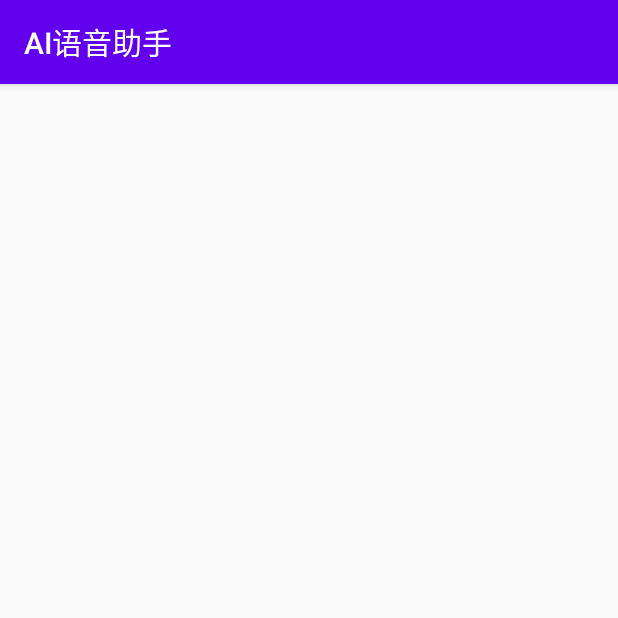
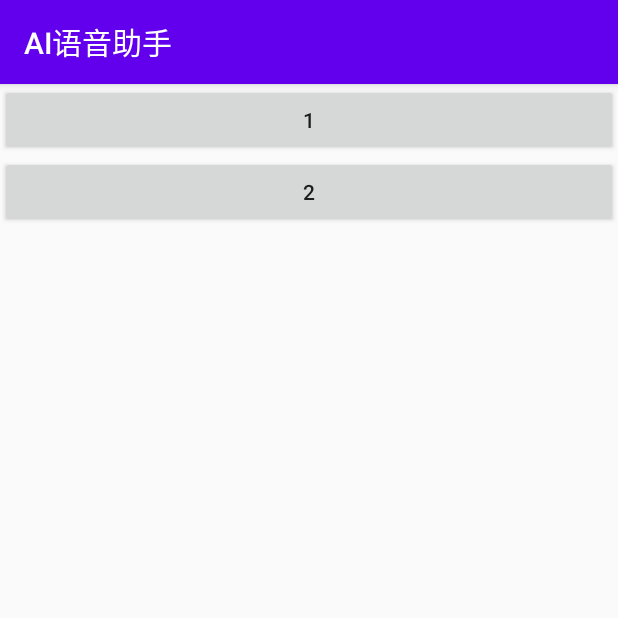
Before and after one commit to LiangLliu/AIVoiceApp, an Android app: the screen it shows after launch (MainActivity), on a phone screen of 412 x 824 dp, the top half of it. Run offline under Robolectric (Android 15) with nearby library versions, the phone set to English and light mode, and no system bars; our stand-ins replace EventBus.

Commit message:
项目引入 EventBus

```diff
--- a/app/src/main/res/layout/activity_main.xml
+++ b/app/src/main/res/layout/activity_main.xml
@@ -7,4 +7,18 @@
 
     >
 
+
+    <Button
+        android:id="@+id/btn1"
+        android:layout_width="match_parent"
+        android:layout_height="wrap_content"
+        android:text="1" />
+
+    <Button
+        android:id="@+id/btn2"
+        android:layout_width="match_parent"
+        android:layout_height="wrap_content"
+        android:text="2" />
+
+
 </LinearLayout>
--- a/buildSrc/src/main/kotlin/KotlinConstants.kt
+++ b/buildSrc/src/main/kotlin/KotlinConstants.kt
@@ -45,12 +45,14 @@ object DependenciesConfig {
     const val KTX_CORE = "androidx.core:core-ktx:1.2.0"
 
     const val CONSTRAINT_LAYOUT = "androidx.constraintlayout:constraintlayout:1.1.3"
+
+    const val EVENT_BUS = "org.greenrobot:eventbus:3.2.0"
 }
 
 object ModuleConfig {
     // 是否APP
 
-    val isApp = false
+    val isApp = true
 
     //  包名
     const val MODULE_APP_MANAGER = "com.edwin.module_app_manager"
--- a/lib_base/build.gradle.kts
+++ b/lib_base/build.gradle.kts
@@ -48,6 +48,9 @@ dependencies {
     api(DependenciesConfig.APP_COMPAT)
     api(DependenciesConfig.CONSTRAINT_LAYOUT)
 
+    // EventBUS
+    api(DependenciesConfig.EVENT_BUS)
+
 
     api(project(":lib_network"))
     api(project(":lib_voice"))
```
Also changed, not shown: app/src/main/java/com/edwin/aivoiceapp/MainActivity.kt (+34 -1 lines), lib_base/src/main/java/com/edwin/lib_base/event/EventManager.kt (added, +52 -0 lines), lib_base/src/main/java/com/edwin/lib_base/event/MessageEvent.kt (added, +11 -0 lines).
